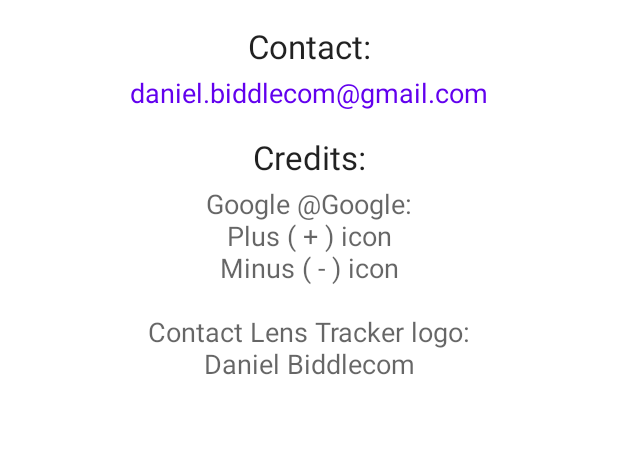
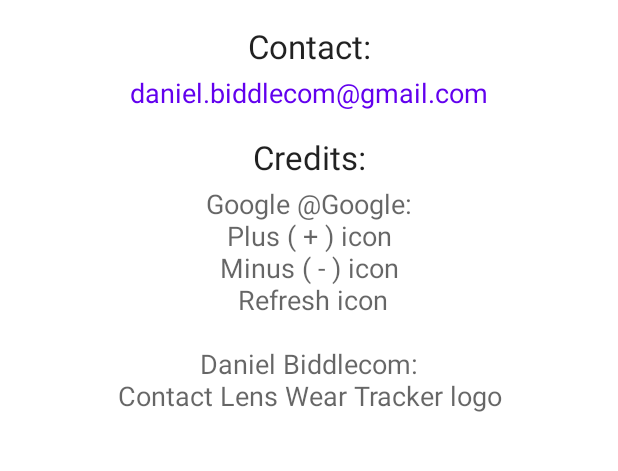
Before and after one commit to biddlecom/ContactLensWearTracker, an Android app: the Credits screen opened directly, with no data from a screen before it, on a phone screen of 412 x 824 dp, the part 527-998 px from its top. Run offline under Robolectric (Android 15) with nearby library versions, the phone set to English and light mode, and no system bars.

```diff
--- a/app/src/main/res/values/strings.xml
+++ b/app/src/main/res/values/strings.xml
@@ -33,7 +33,8 @@
     <string name="credits_no_email_app_on_device">There Are No Email Apps On This Device.
         \nPlease Install An Email App On This Device.</string>
     <string name="credits_credit_heading">Credits:</string>
-    <string name="credits_credit_body">Google @Google:\nPlus ( + ) icon\nMinus ( - ) icon\n\nContact Lens Tracker logo:\nDaniel Biddlecom</string>
+    <string name="credits_credit_body">Google @Google:\nPlus ( + ) icon\nMinus ( - ) icon\n
+        Refresh icon\n\nDaniel Biddlecom:\nContact Lens Wear Tracker logo</string>
 
     <!-- Privacy Policy -->
     <string name="privacy_policy_url">https://www.stackoverflow.com</string>
```
Also changed, not shown: app/src/main/java/com/danielbiddlecom/contactlensweartracker/MainActivity.java (+25 -2 lines).
